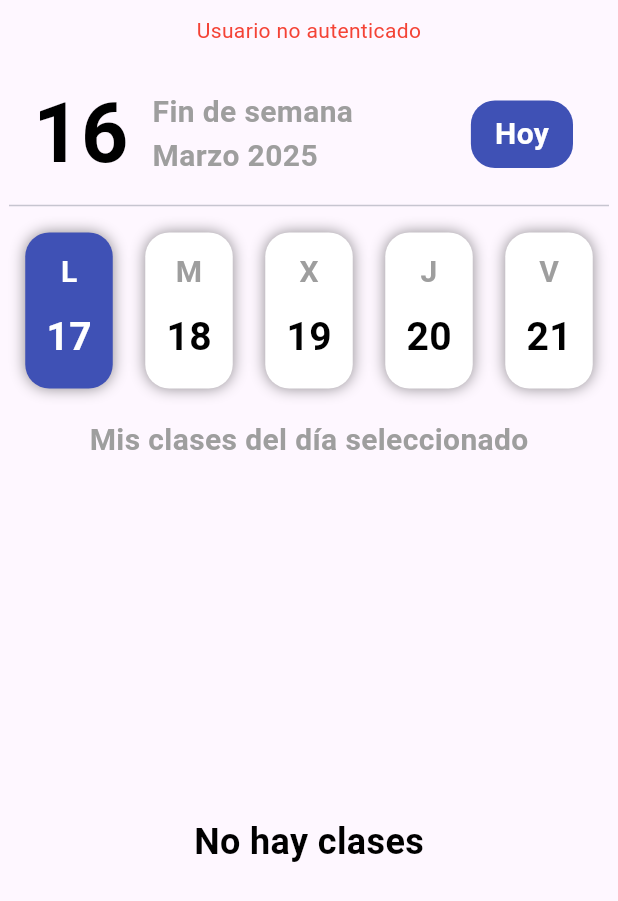
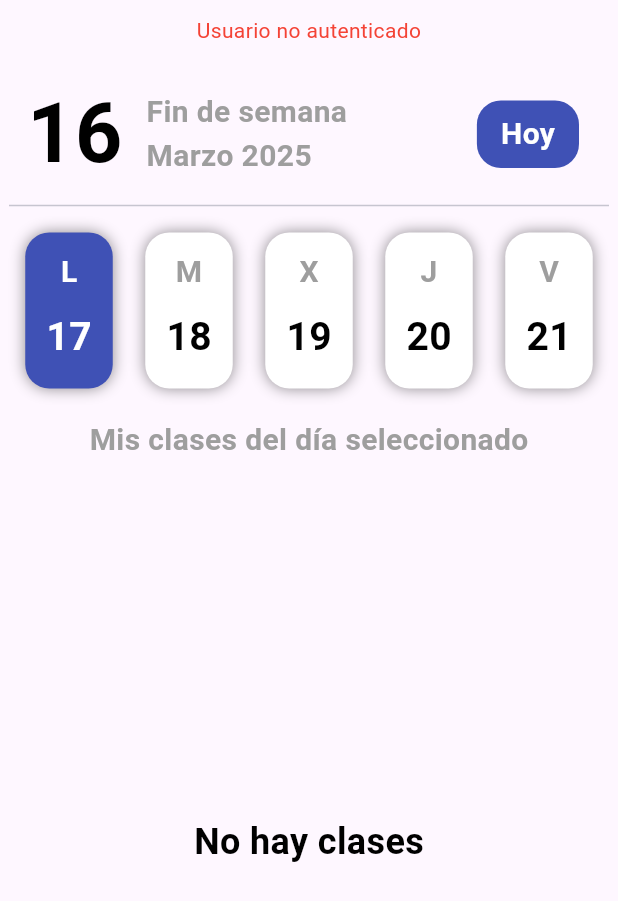
Before and after one commit to carloscl2001/ESIPlanner-UCA, a Flutter app: the HomeScreen screen opened directly, on a phone screen of 412 x 824 dp. Shown: the top 901 px of the screen. Run offline on Flutter 3.47's test engine with Material 3 defaults, Android fonts, the phone set to English and light mode, and no system bars; our stand-ins replace shared_preferences; accounts and stored records are empty.

Commit message:
Update home_screen.dart

```diff
--- a/esiplanner/lib/screens/home_screen.dart
+++ b/esiplanner/lib/screens/home_screen.dart
@@ -308,7 +308,7 @@ class _HomeScreenState extends State<HomeScreen> {
 
   Padding actualDayRow(bool isDarkMode, day) {
     return Padding(
-      padding: const EdgeInsets.symmetric(horizontal: 16),
+      padding: const EdgeInsets.symmetric(horizontal: 12),
       child: Row(
         mainAxisAlignment: MainAxisAlignment.spaceBetween,
         children: [
@@ -405,8 +405,8 @@ class _HomeScreenState extends State<HomeScreen> {
           boxShadow: [
             BoxShadow(
               color: !isDarkMode
-                  ? Colors.black.withOpacity(0.45)
-                  : Colors.white.withOpacity(0.45),
+                  ? Colors.black.withValues( alpha: 0.45)
+                  : Colors.white.withValues( alpha: 0.45),
               blurRadius: 8.0,
               offset: const Offset(0, 0),
             ),
```
